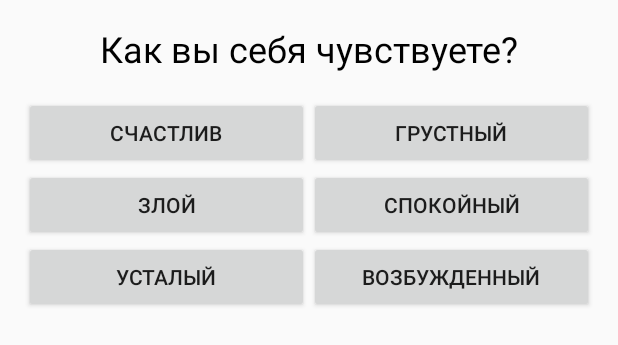
After one commit to FelixWinchester/_MentalHealth, an Android app built with Jetpack Compose: the layout activity_mood.xml on its own in the app's theme, with its tools: preview values and no code run, on a phone screen of 412 x 824 dp. The commit adds this screen. Shown: the top 345 px of the screen. Run offline under Robolectric (Android 15) with nearby library versions, the phone set to English and light mode, and no system bars.

Commit message:
mood page logic added

```diff
--- a/second_try/app/src/main/java/com/example/second_try/RegisterActivity.kt
+++ b/second_try/app/src/main/java/com/example/second_try/RegisterActivity.kt
@@ -52,6 +52,7 @@ class RegisterActivity : AppCompatActivity() {
                         }
                     }
             }
+            startActivity(Intent(this@RegisterActivity, LoginActivity::class.java))
         }
 
         // Настройка edge-to-edge экрана и отступов
--- /dev/null
+++ b/second_try/app/src/main/res/layout/activity_mood.xml
@@ -0,0 +1,77 @@
+<?xml version="1.0" encoding="utf-8"?>
+<androidx.constraintlayout.widget.ConstraintLayout
+    xmlns:android="http://schemas.android.com/apk/res/android"
+    xmlns:app="http://schemas.android.com/apk/res-auto"
+    android:layout_width="match_parent"
+    android:layout_height="match_parent"
+    android:padding="16dp">
+
+    <!-- Заголовок -->
+    <TextView
+        android:id="@+id/moodTitle"
+        android:layout_width="wrap_content"
+        android:layout_height="wrap_content"
+        android:text="Как вы себя чувствуете?"
+        android:textSize="24sp"
+        android:textColor="@android:color/black"
+        app:layout_constraintTop_toTopOf="parent"
+        app:layout_constraintStart_toStartOf="parent"
+        app:layout_constraintEnd_toEndOf="parent"
+        android:layout_marginBottom="16dp" />
+
+    <!-- Сетка кнопок -->
+    <GridLayout
+        android:id="@+id/moodGrid"
+        android:layout_width="match_parent"
+        android:layout_height="wrap_content"
+        android:columnCount="2"
+        android:rowCount="3"
+        app:layout_constraintTop_toBottomOf="@id/moodTitle"
+        app:layout_constraintStart_toStartOf="parent"
+        app:layout_constraintEnd_toEndOf="parent"
+        android:layout_marginTop="16dp">
+
+        <!-- Кнопки -->
+        <Button
+            android:id="@+id/btnHappy"
+            android:layout_width="0dp"
+            android:layout_height="wrap_content"
+            android:layout_columnWeight="1"
+            android:text="Счастлив" />
+
+        <Button
+            android:id="@+id/btnSad"
+            android:layout_width="0dp"
+            android:layout_height="wrap_content"
+            android:layout_columnWeight="1"
+            android:text="Грустный" />
+
+        <Button
+            android:id="@+id/btnAngry"
+            android:layout_width="0dp"
+            android:layout_height="wrap_content"
+            android:layout_columnWeight="1"
+            android:text="Злой" />
+
+        <Button
+            android:id="@+id/btnRelaxed"
+            android:layout_width="0dp"
+            android:layout_height="wrap_content"
+            android:layout_columnWeight="1"
+            android:text="Спокойный" />
+
+        <Button
+            android:id="@+id/btnTired"
+            android:layout_width="0dp"
+            android:layout_height="wrap_content"
+            android:layout_columnWeight="1"
+            android:text="Усталый" />
+
+        <Button
+            android:id="@+id/btnExcited"
+            android:layout_width="0dp"
+            android:layout_height="wrap_content"
+            android:layout_columnWeight="1"
+            android:text="Возбужденный" />
+    </GridLayout>
+</androidx.constraintlayout.widget.ConstraintLayout>
```
Also changed, not shown: second_try/app/src/main/AndroidManifest.xml (+7 -4 lines), second_try/app/src/main/java/com/example/second_try/LoginActivity.kt (+33 -1 lines), second_try/app/src/main/java/com/example/second_try/MoodActivity.kt (added, +65 -0 lines).
